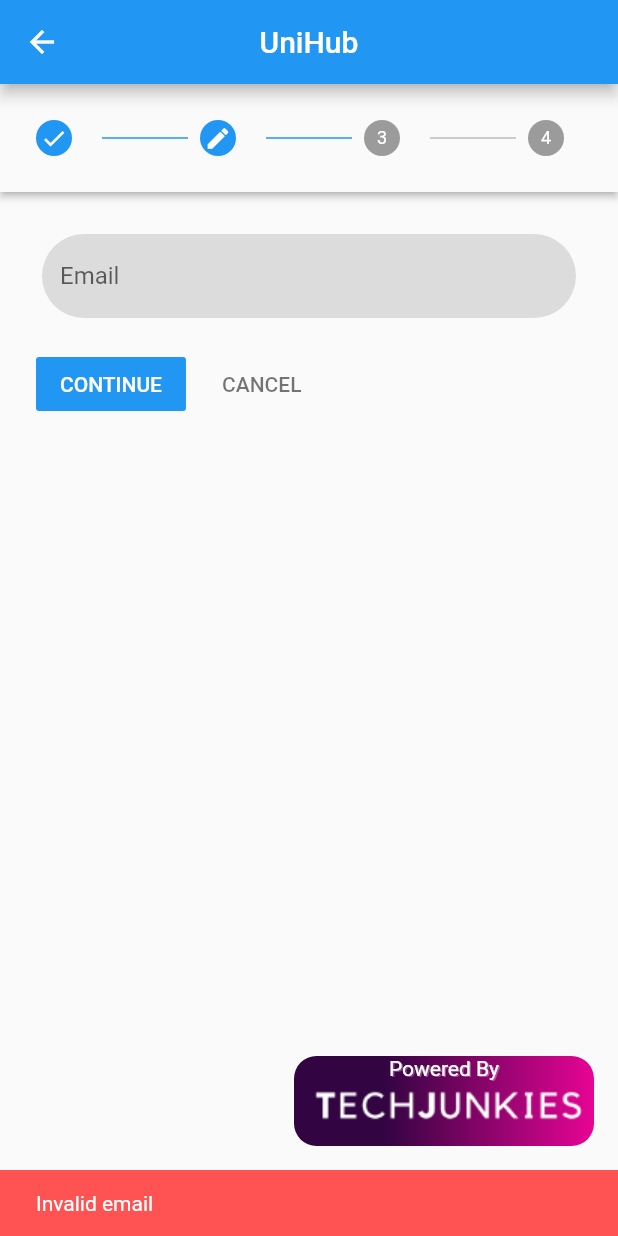
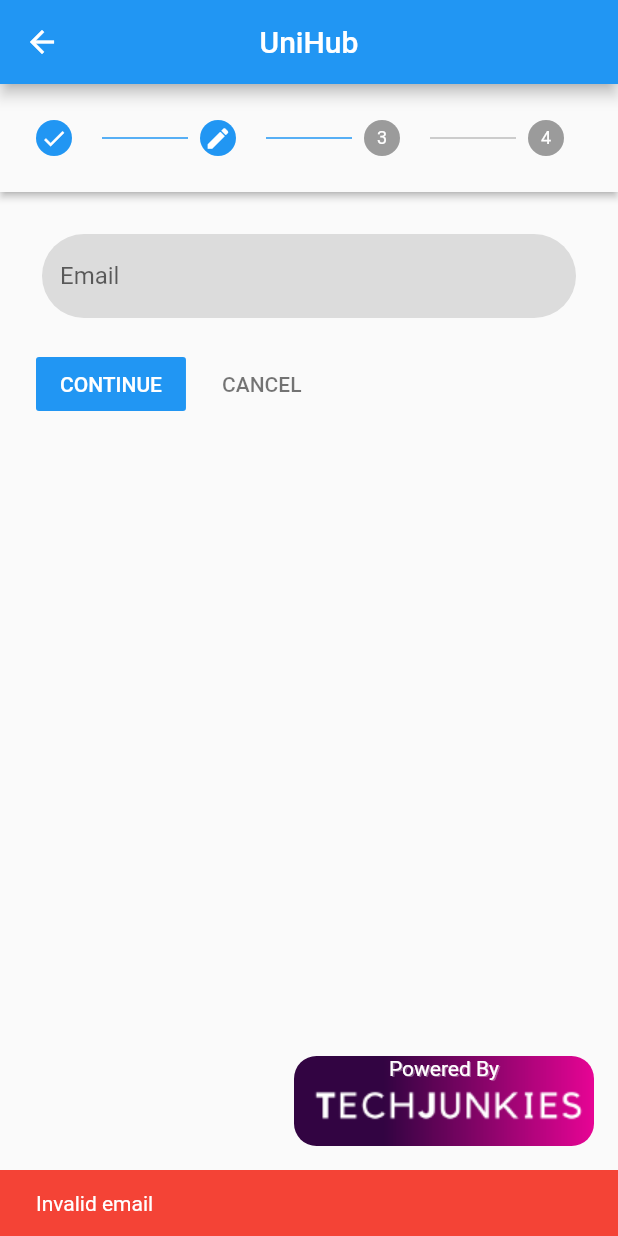
Before and after one commit to TechJunkies-IIITK/Uni-Hub, a Flutter app: the screen it shows after launch, after a tap on "Sign Up", after a tap on "Sign Up With Email", after a tap on "CONTINUE", on a phone screen of 412 x 824 dp. Run offline on Flutter 3.47's test engine with Material 2 defaults, Android fonts, the phone set to English and light mode, and no system bars; our stand-ins replace permission_handler, pin_code_fields, shared_preferences, socket_io_client; missing offline and left inert: agora_rtc_engine; accounts and stored records are empty; network calls fail.

Commit message:
snackbar update

```diff
--- a/lib/controllers/socket_controller.dart
+++ b/lib/controllers/socket_controller.dart
@@ -18,7 +18,7 @@
 
   //static int adminID = 0;
 
-  static late Function onChange, onUserJoin;
+  static late Function onChange, onUserJoin, onError;
 
   static bool isMicOpen = false;
 
@@ -71,6 +71,8 @@
           users.add(UserDetails.fromJSON(obj));
         }
         onChange();
+      }else{
+        onError(data['message']);
       }
     });
 
@@ -88,6 +90,8 @@
           users.add(UserDetails.fromJSON(obj));
         }
         onChange();
+      }else{
+        onError(data['message']);
       }
     });
 
--- a/lib/views/homepage/homepage.dart
+++ b/lib/views/homepage/homepage.dart
@@ -9,6 +9,7 @@
 import 'package:unihub/views/homepage/private_room_dialog.dart';
 import 'package:unihub/views/homepage/room_bottom_sheet.dart';
 import 'package:unihub/views/homepage/room_card.dart';
+import 'package:unihub/views/snackbar.dart';
 
 class HomePage extends StatefulWidget{
   const HomePage({Key? key}) : super(key: key);
@@ -36,6 +37,8 @@
   Widget build(BuildContext context) {
 
     print('build${buildCounter++}');
+
+    SocketController.onError = (msg) => showSnackBar(msg, context, SnackBarType.error);
 
     return Scaffold(
 
--- a/lib/views/snackbar.dart
+++ b/lib/views/snackbar.dart
@@ -11,13 +11,13 @@
 
   switch(type){
 
-    case SnackBarType.success: return Colors.lightGreen;
+    case SnackBarType.success: return Colors.green;
 
-    case SnackBarType.error: return Colors.redAccent;
+    case SnackBarType.error: return Colors.red;
 
-    case SnackBarType.info: return Colors.tealAccent;
+    case SnackBarType.info: return Colors.teal;
 
-    default: return Colors.white;
+    default: return Colors.blue;
 
   }
 }
```
